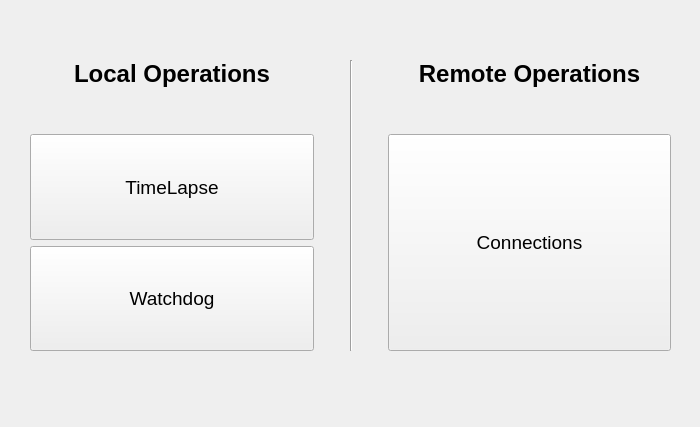
The window that chooseop.ui (mtekman/motiondetect) describes before a commit, drawn with Qt 5.
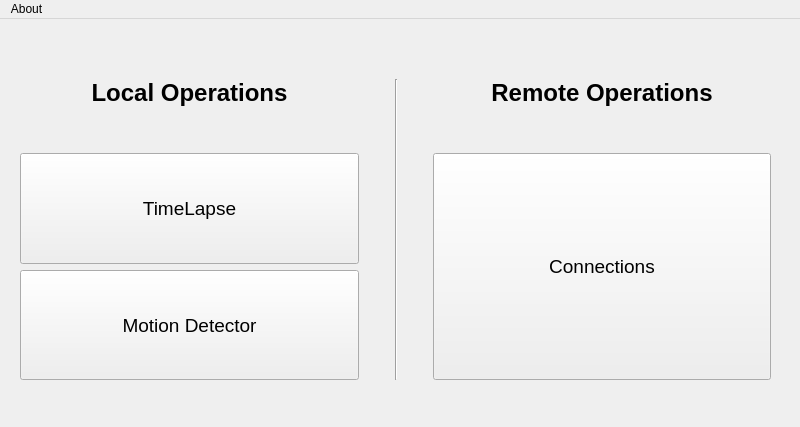
The same window after the commit. Icons and pictures are not drawn.

Commit message: About dialog -- auto deletes itself

```diff
--- a/chooseop.ui
+++ b/chooseop.ui
@@ -6,7 +6,7 @@
    <rect>
     <x>0</x>
     <y>0</y>
-    <width>700</width>
+    <width>800</width>
     <height>427</height>
    </rect>
   </property>
@@ -17,10 +17,10 @@
    <widget class="QWidget" name="gridLayoutWidget">
     <property name="geometry">
      <rect>
-      <x>30</x>
+      <x>20</x>
       <y>20</y>
-      <width>641</width>
-      <height>371</height>
+      <width>751</width>
+      <height>381</height>
      </rect>
     </property>
     <layout class="QGridLayout" name="gridLayout">
@@ -239,7 +239,7 @@
         </font>
        </property>
        <property name="text">
-        <string>Watchdog</string>
+        <string>Motion Detector</string>
        </property>
        <property name="icon">
         <iconset resource="images.qrc">
@@ -284,6 +284,28 @@
     </layout>
    </widget>
   </widget>
+  <widget class="QMenuBar" name="menuBar">
+   <property name="geometry">
+    <rect>
+     <x>0</x>
+     <y>0</y>
+     <width>800</width>
+     <height>21</height>
+    </rect>
+   </property>
+   <widget class="QMenu" name="menuAbout">
+    <property name="title">
+     <string>About</string>
+    </property>
+    <addaction name="actionAbout"/>
+   </widget>
+   <addaction name="menuAbout"/>
+  </widget>
+  <action name="actionAbout">
+   <property name="text">
+    <string>About</string>
+   </property>
+  </action>
  </widget>
  <resources>
   <include location="images.qrc"/>
```
Left out of the diff: 2 changed lines with no effect on the pictures. The commit also changes 2 other files.
